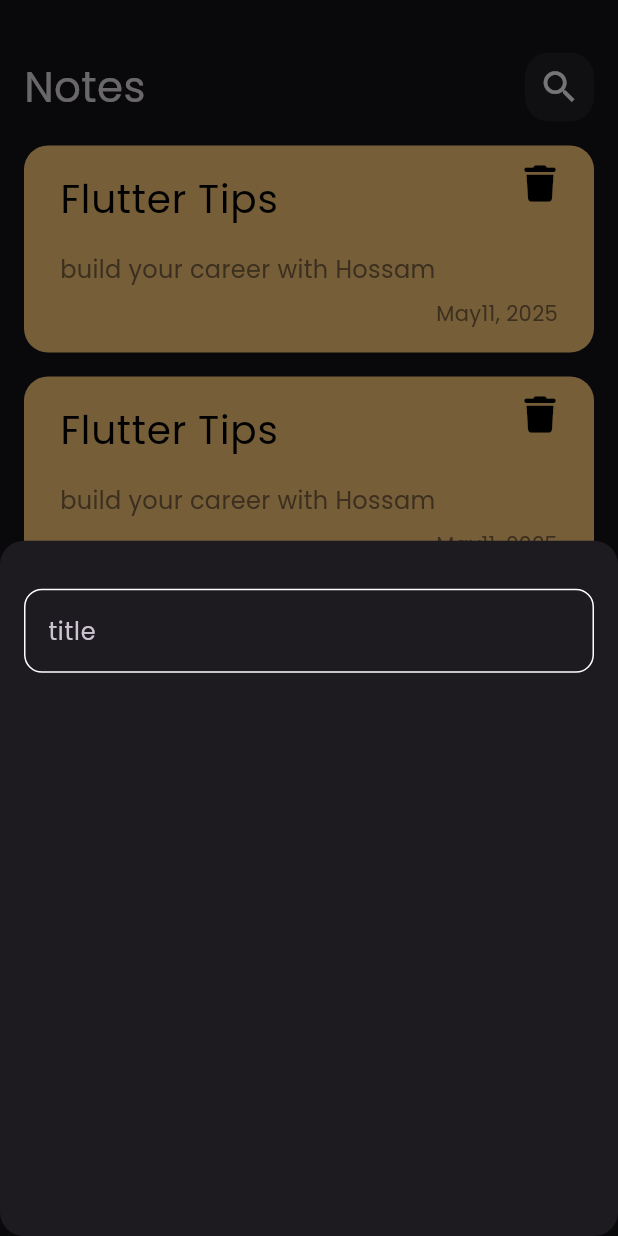
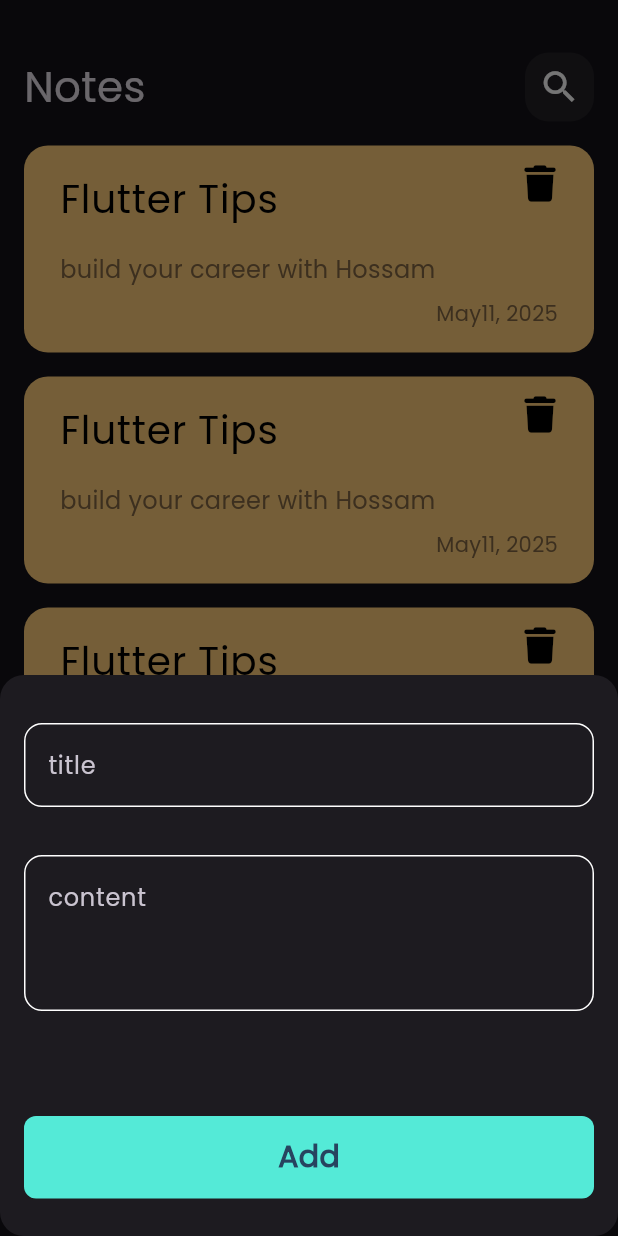
Before and after one commit to hossamramadan115/notes_app, a Flutter app: the screen it shows after launch, after a tap on the "add" icon, on a phone screen of 412 x 824 dp. Run offline on Flutter 3.47's test engine with Material 3 defaults, Android fonts, the phone set to English and light mode, and no system bars; our stand-ins replace font_awesome_flutter.

Commit message:
create custom button

```diff
--- a/lib/views/widgets/add_note_button_sheet.dart
+++ b/lib/views/widgets/add_note_button_sheet.dart
@@ -1,4 +1,5 @@
 import 'package:flutter/material.dart';
+import 'package:notes_app/views/widgets/custom_button.dart';
 import 'package:notes_app/views/widgets/custom_text_field.dart';
 
 class AddNoteButtonSheet extends StatelessWidget {
@@ -8,13 +9,25 @@ class AddNoteButtonSheet extends StatelessWidget {
   Widget build(BuildContext context) {
     return Padding(
       padding: const EdgeInsets.symmetric(horizontal: 16),
+      child: SingleChildScrollView(
         child: Column(
-        children: [
+          children: const [
             SizedBox(height: 32),
             CustomTextField(
               hintText: 'title',
             ),
+            SizedBox(height: 32),
+            CustomTextField(
+              maxlines: 3,
+              hintText: 'content',
+            ),
+            SizedBox(height: 70),
+            CustomButton(
+              text: 'Add',
+            ),
+            SizedBox(height: 25),
           ],
+        ),
       ),
     );
   }
--- /dev/null
+++ b/lib/views/widgets/custom_button.dart
@@ -0,0 +1,33 @@
+import 'package:flutter/material.dart';
+import 'package:notes_app/constants.dart';
+
+class CustomButton extends StatelessWidget {
+  const CustomButton({super.key, this.onTap, required this.text});
+
+  final VoidCallback? onTap;
+  final String text;
+
+  @override
+  Widget build(BuildContext context) {
+    return GestureDetector(
+      onTap: onTap,
+      child: Container(
+        decoration: BoxDecoration(
+          borderRadius: BorderRadius.circular(8),
+          color: KPrimaryColor,
+        ),
+        height: 55,
+        width: MediaQuery.of(context).size.width,
+        child: Center(
+          child: Text(
+            text,
+            style: const TextStyle(
+                fontWeight: FontWeight.bold,
+                fontSize: 20,
+                color: Color(0xff27445F)),
+          ),
+        ),
+      ),
+    );
+  }
+}
--- a/lib/views/widgets/custom_text_field.dart
+++ b/lib/views/widgets/custom_text_field.dart
@@ -2,14 +2,18 @@ import 'package:flutter/material.dart';
 import 'package:notes_app/constants.dart';
 
 class CustomTextField extends StatelessWidget {
-   CustomTextField({required this.hintText});
-  String hintText;
+  const CustomTextField({this.maxlines = 1, required this.hintText});
+
+  final int maxlines;
+  final String hintText;
+
   @override
   Widget build(BuildContext context) {
     return TextField(
+      maxLines: maxlines,
       cursorColor: KPrimaryColor,
       decoration: InputDecoration(
-        hintText: hintText,
+          hintText: hintText,
           border: buildBorder(),
           enabledBorder: buildBorder(),
           focusedBorder: buildBorder(KPrimaryColor)),
```
Lines whose indentation alone changed are shown as unchanged.
